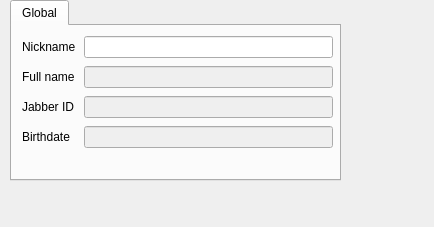
pihhan/makneto, file makneto/src/contact_detail.ui: the form before one commit.
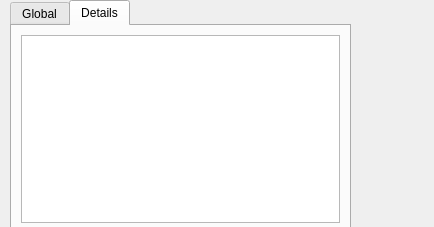
The form after the commit. The open tabs and pages were chosen to show the change.

Diff of the .ui file:
```diff
--- a/makneto/src/contact_detail.ui
+++ b/makneto/src/contact_detail.ui
@@ -36,8 +36,8 @@
     <rect>
      <x>10</x>
      <y>0</y>
-     <width>331</width>
-     <height>181</height>
+     <width>341</width>
+     <height>234</height>
     </rect>
    </property>
    <property name="sizePolicy">
@@ -46,6 +46,12 @@
      <verstretch>0</verstretch>
     </sizepolicy>
    </property>
+   <property name="minimumSize">
+    <size>
+     <width>268</width>
+     <height>234</height>
+    </size>
+   </property>
    <property name="tabPosition">
     <enum>QTabWidget::North</enum>
    </property>
@@ -148,6 +154,20 @@
      </layout>
     </widget>
    </widget>
+   <widget class="QWidget" name="tabDetails">
+    <attribute name="title">
+     <string>Details</string>
+    </attribute>
+    <layout class="QGridLayout" name="gridLayout">
+     <item row="0" column="0">
+      <widget class="QPlainTextEdit" name="detailText">
+       <property name="readOnly">
+        <bool>true</bool>
+       </property>
+      </widget>
+     </item>
+    </layout>
+   </widget>
   </widget>
  </widget>
  <resources/>
```
Left out of the diff: 16 changed lines with no effect on the pictures.
